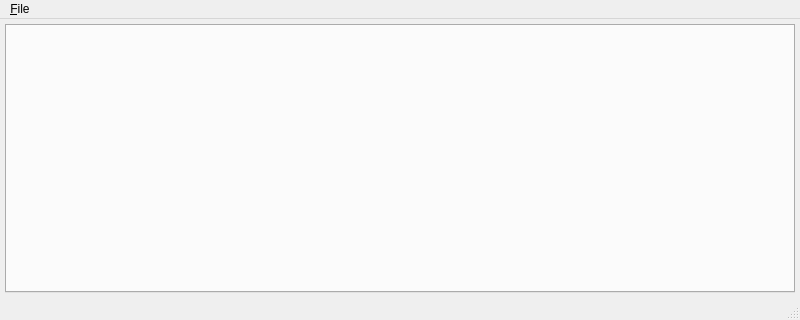
Qt form branches/trunk/UI/spot-on-encryptfile.ui (textbrowser/spot-on) before a commit.
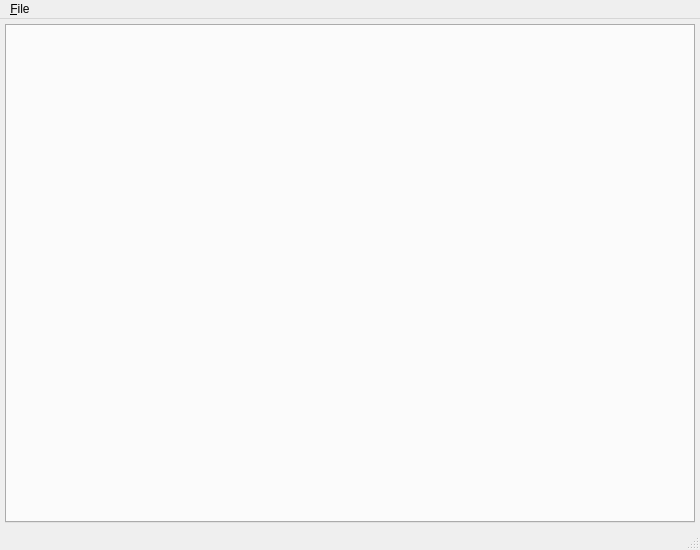
The same form after that commit. Icons and pictures are not drawn.

```diff
--- a/branches/trunk/UI/spot-on-encryptfile.ui
+++ b/branches/trunk/UI/spot-on-encryptfile.ui
@@ -6,8 +6,8 @@
    <rect>
     <x>0</x>
     <y>0</y>
-    <width>800</width>
-    <height>320</height>
+    <width>700</width>
+    <height>550</height>
    </rect>
   </property>
   <property name="windowIcon">
@@ -39,7 +39,7 @@
     <rect>
      <x>0</x>
      <y>0</y>
-     <width>800</width>
+     <width>700</width>
      <height>31</height>
     </rect>
    </property>
```
